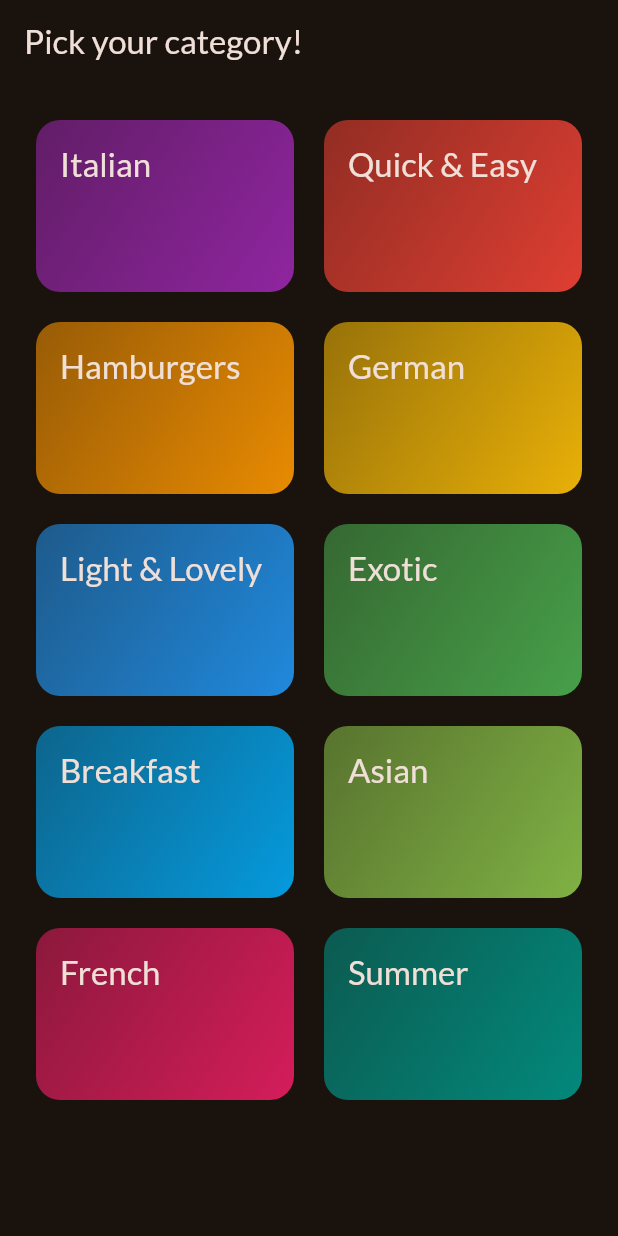
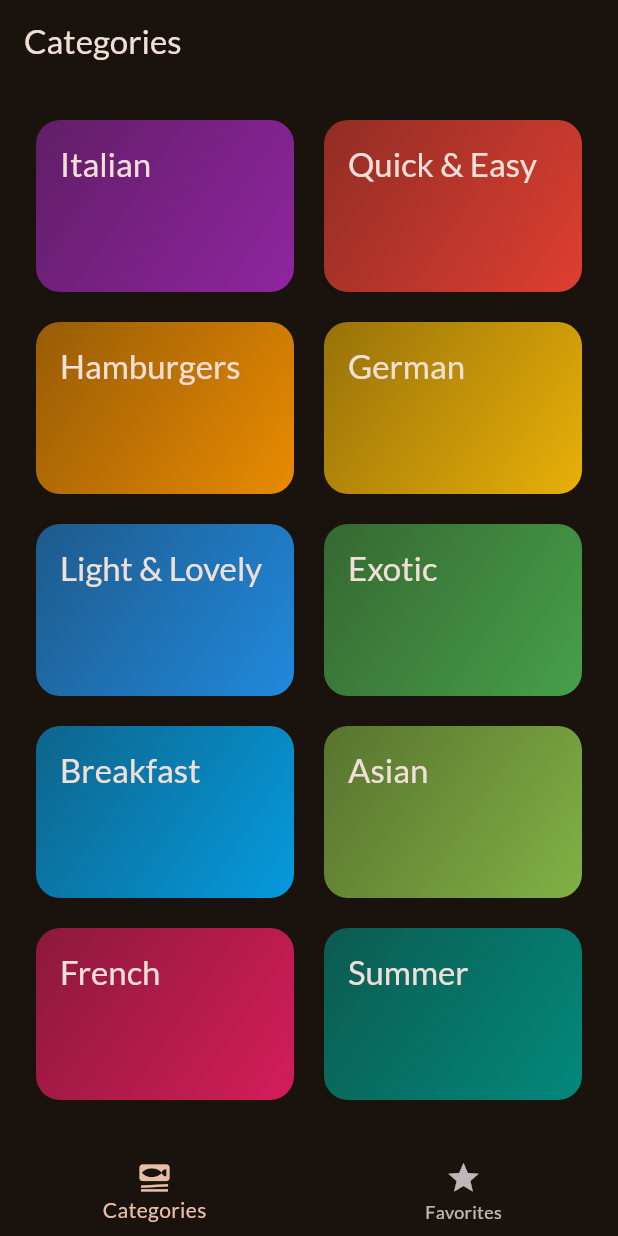
Before and after one commit to vinhgiang/meals, a Flutter app: the screen it shows after launch, on a phone screen of 412 x 824 dp. Run offline on Flutter 3.47's test engine with Material 2 defaults, Android fonts, the phone set to English and light mode, and no system bars; our stand-ins replace google_fonts, transparent_image.

Commit message:
add tab to main screen

```diff
--- a/lib/main.dart
+++ b/lib/main.dart
@@ -1,7 +1,7 @@
 import 'package:flutter/material.dart';
 
 import 'package:google_fonts/google_fonts.dart';
-import 'package:meals/screens/category_screen.dart';
+import 'package:meals/screens/tabs_screen.dart';
 
 final theme = ThemeData(
   useMaterial3: true,
@@ -23,7 +23,7 @@ class App extends StatelessWidget {
   Widget build(BuildContext context) {
     return MaterialApp(
       theme: theme,
-      home: const CategoryScreen(),
+      home: const TabsScreen(),
     );
   }
 }
--- a/lib/screens/category_screen.dart
+++ b/lib/screens/category_screen.dart
@@ -25,11 +25,7 @@ class CategoryScreen extends StatelessWidget {
 
   @override
   Widget build(BuildContext context) {
-    return Scaffold(
-      appBar: AppBar(
-        title: const Text('Pick your category!'),
-      ),
-      body: GridView(
+    return GridView(
       padding: const EdgeInsets.all(24),
       gridDelegate: const SliverGridDelegateWithFixedCrossAxisCount(
         crossAxisCount: 2,
@@ -46,7 +42,6 @@ class CategoryScreen extends StatelessWidget {
             },
           ),
       ],
-      ),
     );
   }
 }
--- a/lib/screens/meals_screen.dart
+++ b/lib/screens/meals_screen.dart
@@ -3,12 +3,12 @@ import 'package:meals/models/meal.dart';
 import 'package:meals/widgets/meal_item.dart';
 
 class MealsScreen extends StatelessWidget {
-  final String title;
+  final String? title;
   final List<Meal> meals;
 
   const MealsScreen({
     super.key,
-    required this.title,
+    this.title,
     required this.meals,
   });
 
@@ -44,9 +44,13 @@ class MealsScreen extends StatelessWidget {
       );
     }
 
+    if (title == null) {
+      return content;
+    }
+
     return Scaffold(
       appBar: AppBar(
-        title: Text(title),
+        title: Text(title!),
       ),
       body: content,
     );
--- /dev/null
+++ b/lib/screens/tabs_screen.dart
@@ -0,0 +1,54 @@
+import 'package:flutter/material.dart';
+import 'package:meals/screens/category_screen.dart';
+import 'package:meals/screens/meals_screen.dart';
+
+class TabsScreen extends StatefulWidget {
+  const TabsScreen({super.key});
+
+  @override
+  State<TabsScreen> createState() {
+    return _TabsScreenState();
+  }
+}
+
+class _TabsScreenState extends State<TabsScreen> {
+  int _selectedPageIndex = 0;
+
+  void _selectPage(int index) {
+    setState(() {
+      _selectedPageIndex = index;
+    });
+  }
+
+  @override
+  Widget build(BuildContext context) {
+    Widget activePage = const CategoryScreen();
+    String activePageTitle = 'Categories';
+
+    if (_selectedPageIndex == 1) {
+      activePage = const MealsScreen(meals: []);
+      activePageTitle = 'Favorites';
+    }
+
+    return Scaffold(
+      appBar: AppBar(
+        title: Text(activePageTitle),
+      ),
+      body: activePage,
+      bottomNavigationBar: BottomNavigationBar(
+        onTap: _selectPage,
+        currentIndex: _selectedPageIndex,
+        items: const [
+          BottomNavigationBarItem(
+            icon: Icon(Icons.set_meal),
+            label: 'Categories',
+          ),
+          BottomNavigationBarItem(
+            icon: Icon(Icons.star),
+            label: 'Favorites',
+          ),
+        ],
+      ),
+    );
+  }
+}
```
Lines whose indentation alone changed are shown as unchanged.
